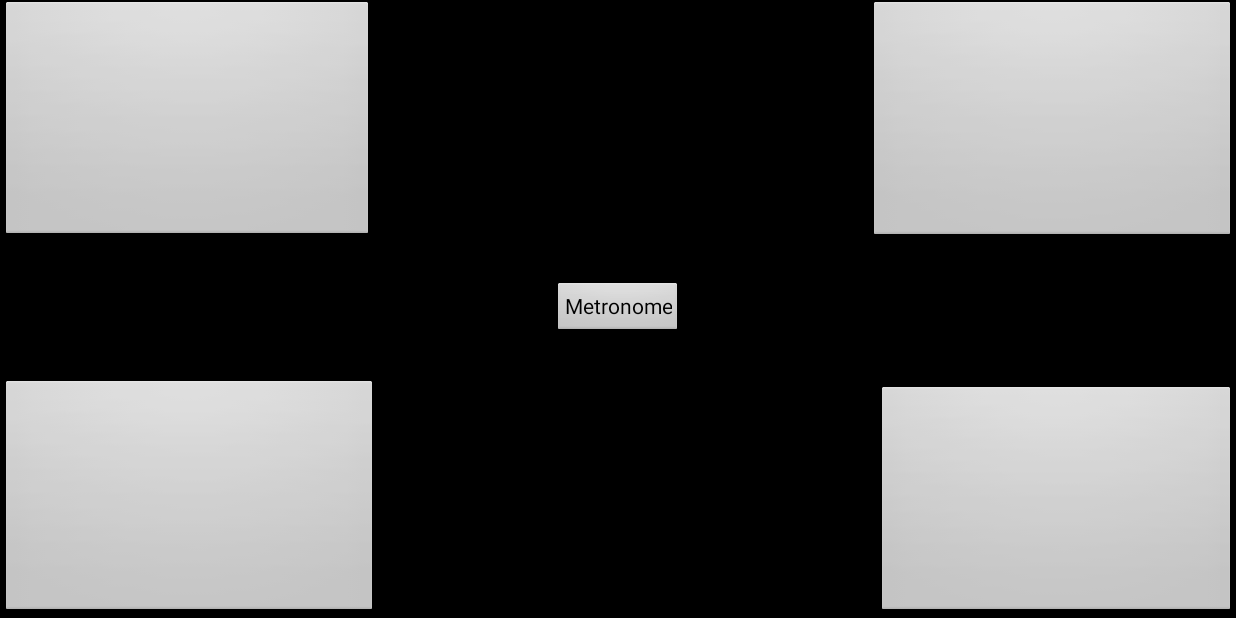
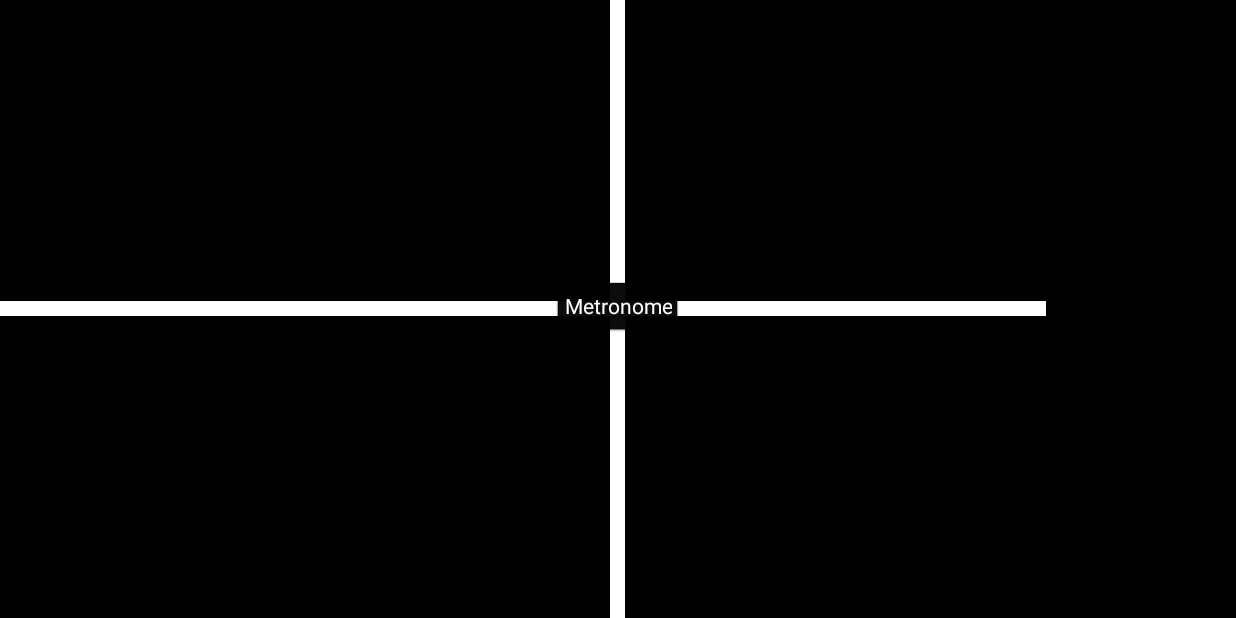
Before and after one commit to jsjqian/TapJam, an Android app: the DrumActivity screen opened directly, with no data from a screen before it, on a phone screen of 824 x 412 dp (held sideways). Run offline under Robolectric (Android 15) with nearby library versions, the phone set to English and light mode, and no system bars.

Commit message:
better looking drums

```diff
--- a/app/src/main/res/layout/activity_drum.xml
+++ b/app/src/main/res/layout/activity_drum.xml
@@ -16,44 +16,64 @@
             tools:ignore="UselessParent">
 
             <ImageButton
-                android:layout_width="252dp"
-                android:layout_height="159dp"
+                android:layout_width="295dp"
+                android:layout_height="195dp"
                 android:text="Kick"
                 android:id="@+id/kick"
-                android:layout_gravity="left|bottom" />
+                android:layout_gravity="left|bottom"
+                android:background="#000000" />
 
         </LinearLayout>
 
         <ImageButton
-            android:layout_width="249dp"
-            android:layout_height="161dp"
+            android:layout_width="300dp"
+            android:layout_height="195dp"
             android:text="Snare"
             android:id="@+id/snare"
-            android:layout_gravity="left|top" />
+            android:layout_gravity="left|top"
+            android:background="#000000" />
 
         <ImageButton
-            android:layout_width="245dp"
-            android:layout_height="162dp"
+            android:layout_width="300dp"
+            android:layout_height="195dp"
             android:text="HiHat"
             android:id="@+id/hihat"
-            android:layout_gravity="right|top" />
-
-        <Button
-            style="?android:attr/buttonStyleSmall"
-            android:layout_width="wrap_content"
-            android:layout_height="wrap_content"
-            android:text="Metronome"
-            android:id="@+id/metronome"
-            android:layout_gravity="center" />
+            android:layout_gravity="right|top"
+            android:background="#000000" />
 
 
     </FrameLayout>
 
     <ImageButton
-        android:layout_width="240dp"
-        android:layout_height="155dp"
+        android:layout_width="295dp"
+        android:layout_height="195dp"
         android:text="Clap"
         android:id="@+id/clap"
-        android:layout_gravity="right|bottom" />
+        android:layout_gravity="right|bottom"
+        android:background="#000000" />
+
+    <TextView
+        android:layout_width="10dp"
+        android:layout_height="494dp"
+        android:id="@+id/textView"
+        android:layout_gravity="center_horizontal|top"
+        android:background="#ffffff" />
+
+    <TextView
+        android:layout_width="697dp"
+        android:layout_height="10dp"
+        android:id="@+id/textView3"
+        android:layout_gravity="left|center_vertical"
+        android:background="#ffffff" />
+
+    <Button
+        style="?android:attr/buttonStyleSmall"
+        android:layout_width="wrap_content"
+        android:layout_height="wrap_content"
+        android:text="Metronome"
+        android:id="@+id/metronome"
+        android:layout_gravity="center"
+        android:backgroundTint="#000000"
+        android:textColor="#ffffff" />
 
 </FrameLayout>
```
Also changed, not shown: 1 other file.
